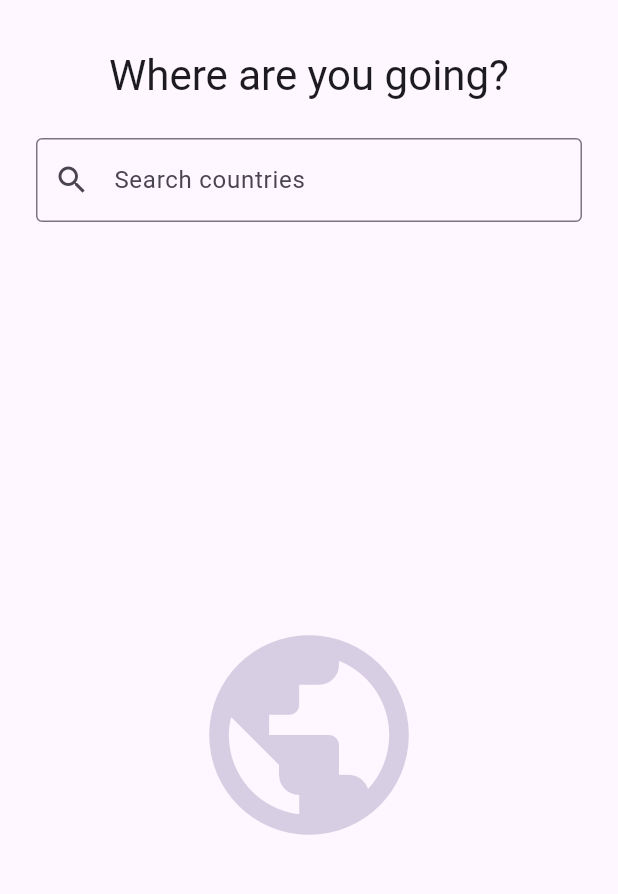
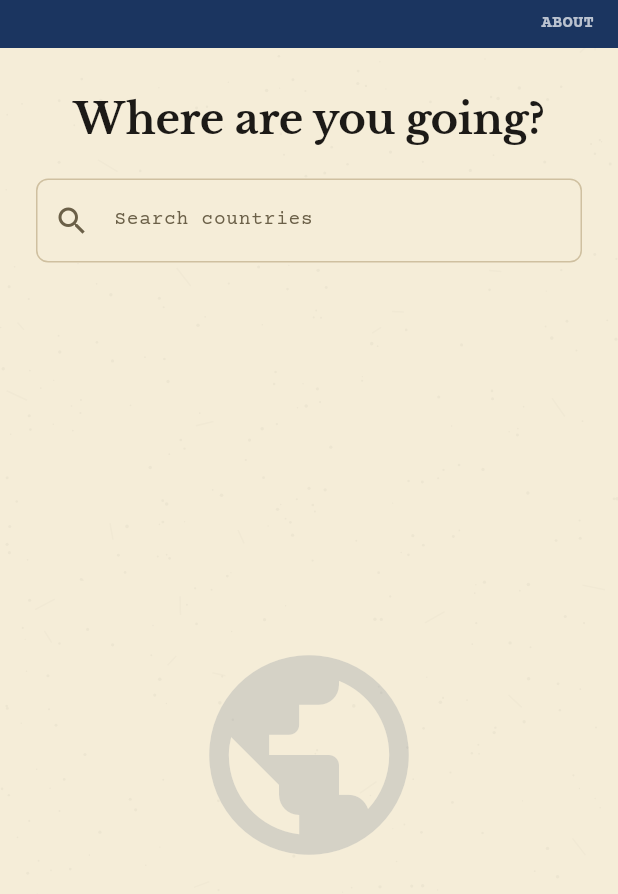
Before and after one commit to colleenkhm/around-the-word, a Flutter app: the screen it shows after launch, on a phone screen of 412 x 824 dp. Shown: the top 894 px of the screen. Run offline on Flutter 3.47's test engine with Material 3 defaults, Android fonts, the phone set to English and light mode, and no system bars.

Commit message:
unify theme across pages

```diff
--- a/lib/main.dart
+++ b/lib/main.dart
@@ -3,6 +3,7 @@ import 'package:provider/provider.dart';
 
 import 'screens/destination_screen.dart';
 import 'state/trip_selection.dart';
+import 'theme/country_theme.dart';
 
 void main() {
   runApp(const AroundTheWordApp());
@@ -17,12 +18,85 @@ class AroundTheWordApp extends StatelessWidget {
       create: (context) => TripSelection()..loadReferenceData(),
       child: MaterialApp(
         title: 'Around the Word',
-        theme: ThemeData(
-          colorScheme: ColorScheme.fromSeed(seedColor: Colors.deepPurple),
-          useMaterial3: true,
-        ),
+        theme: _theme,
         home: const DestinationScreen(),
       ),
     );
   }
 }
+
+/// App-wide default so every screen — not just the country page — starts
+/// from the navy/cream/gold "boarding pass" identity instead of Material's
+/// generic deepPurple seed. Added 2026-08-17, per Colleen: "make sure all
+/// pages follow the same general stylings/theme as the country page."
+///
+/// **Deliberately shallow, not a full design-system port.** This sets the
+/// defaults every plain `Scaffold`/`AppBar`/`TextField`/`Text` picks up
+/// automatically (background, app bar chrome, base font, input borders,
+/// dividers) — the country page's own widgets (`CountryHeader`,
+/// `TravelInfoSection`, ...) already hardcode `CountryTheme` values
+/// directly and don't read this theme at all, so this doesn't touch them.
+/// `DestinationScreen` and `AboutScreen` got a fuller pass on top of this
+/// (see their own files) since they were named explicitly; other screens
+/// (categories, flashcards, coming-soon) inherit these defaults for free
+/// without being individually restyled — a smaller, quicker win than
+/// hand-porting every screen, worth revisiting screen-by-screen later if
+/// one still looks out of place.
+final _theme = ThemeData(
+  useMaterial3: true,
+  scaffoldBackgroundColor: CountryTheme.paper,
+  colorScheme: const ColorScheme.light(
+    primary: CountryTheme.navy,
+    onPrimary: CountryTheme.onNavy,
+    secondary: CountryTheme.terracotta,
+    onSecondary: CountryTheme.onNavy,
+    surface: CountryTheme.paper,
+    onSurface: CountryTheme.ink,
+    error: CountryTheme.stampRed,
+    onError: CountryTheme.onNavy,
+  ),
+  fontFamily: 'Public Sans',
+  dividerColor: CountryTheme.rule,
+  appBarTheme: const AppBarTheme(
+    backgroundColor: CountryTheme.navy,
+    foregroundColor: CountryTheme.onNavy,
+    elevation: 0,
+    titleTextStyle: TextStyle(
+      fontFamily: 'Libre Baskerville',
+      fontWeight: FontWeight.w700,
+      fontSize: 20,
+      color: CountryTheme.onNavy,
+    ),
+  ),
+  textTheme: const TextTheme(
+    headlineMedium: TextStyle(
+      fontFamily: 'Libre Baskerville',
+      fontWeight: FontWeight.w700,
+      color: CountryTheme.ink,
+    ),
+    headlineSmall: TextStyle(
+      fontFamily: 'Libre Baskerville',
+      fontWeight: FontWeight.w700,
+      color: CountryTheme.ink,
+    ),
+    titleMedium: TextStyle(fontFamily: 'Public Sans', color: CountryTheme.ink),
+    bodyMedium: TextStyle(fontFamily: 'Public Sans', color: CountryTheme.inkBody),
+  ),
+  inputDecorationTheme: InputDecorationTheme(
+    filled: true,
+    fillColor: CountryTheme.card,
+    labelStyle: const TextStyle(fontFamily: 'Courier Prime', color: CountryTheme.inkSoft, fontSize: 13),
+    border: OutlineInputBorder(
+      borderRadius: BorderRadius.circular(CountryTheme.cardRadius),
+      borderSide: const BorderSide(color: CountryTheme.rule),
+    ),
+    enabledBorder: OutlineInputBorder(
+      borderRadius: BorderRadius.circular(CountryTheme.cardRadius),
+      borderSide: const BorderSide(color: CountryTheme.rule),
+    ),
+    focusedBorder: OutlineInputBorder(
+      borderRadius: BorderRadius.circular(CountryTheme.cardRadius),
+      borderSide: const BorderSide(color: CountryTheme.navy, width: 1.5),
+    ),
+  ),
+);
--- a/lib/screens/about_screen.dart
+++ b/lib/screens/about_screen.dart
@@ -1,9 +1,18 @@
 import 'package:flutter/material.dart';
+
+import '../theme/country_theme.dart';
+import '../widgets/country_page/paper_texture.dart';
 
 /// Placeholder destination for the country header's "About" link.
 /// Intentionally blank — content isn't written yet. Standard `AppBar` back
 /// button handles returning to whatever screen pushed this, no custom nav
 /// needed here.
+///
+/// **Themed to match the country page** (2026-08-17, per Colleen: "all
+/// pages follow the same general stylings/theme as the country page") —
+/// `PaperTexture` background plus the app-wide `AppBarTheme` (navy,
+/// `main.dart`) gives this the same navy/cream identity without needing
+/// its own bespoke chrome; there's no content here yet to justify more.
 class AboutScreen extends StatelessWidget {
   const AboutScreen({super.key});
 
@@ -11,7 +20,14 @@ class AboutScreen extends StatelessWidget {
   Widget build(BuildContext context) {
     return Scaffold(
       appBar: AppBar(title: const Text('About')),
-      body: const Center(child: Text('Coming soon.')),
+      body: const PaperTexture(
+        child: Center(
+          child: Text(
+            'Coming soon.',
+            style: TextStyle(fontFamily: 'Public Sans', color: CountryTheme.inkSoft, fontSize: 14),
+          ),
+        ),
+      ),
     );
   }
 }
--- a/lib/screens/destination_screen.dart
+++ b/lib/screens/destination_screen.dart
@@ -3,6 +3,11 @@ import 'package:provider/provider.dart';
 
 import '../models/country.dart';
 import '../state/trip_selection.dart';
+import '../theme/country_theme.dart';
+import '../widgets/country_page/dashed_divider.dart';
+import '../widgets/country_page/paper_texture.dart';
+import '../widgets/country_page/site_header.dart';
+import 'about_screen.dart';
 import 'coming_soon_screen.dart';
 import 'country_header_preview_screen.dart';
 
@@ -20,6 +25,17 @@ import 'country_header_preview_screen.dart';
 /// That flow still exists — it's the Language tab's sub-flow now, reached
 /// from within the country page, per the pivot-3 docs' five-tab shape — it
 /// just isn't the first thing a destination tap leads to anymore.
+///
+/// **Same chrome as the country page now** (2026-08-17, per Colleen: "all
+/// pages follow the same general stylings/theme as the country page") —
+/// `PaperTexture` background, `SiteHeader` at the top (About only; no
+/// `onHomeTap`, since this *is* home already), ticket typography for the
+/// title/search/results. `SafeArea(top: false)` deliberately, matching
+/// `CountryHeaderPreviewScreen` — `SiteHeader` insets its own content by
+/// the status-bar height, so a normal `SafeArea` here would double that
+/// gap. Most other screens weren't hand-restyled this way; they inherit
+/// the app-wide theme in `main.dart` instead — see that file's doc
+/// comment on the scope call.
 class DestinationScreen extends StatefulWidget {
   const DestinationScreen({super.key});
 
@@ -55,7 +71,7 @@ class _DestinationScreenState extends State<DestinationScreen> {
     final trip = context.watch<TripSelection>();
 
     if (trip.loadingReferenceData) {
-      return const Scaffold(body: Center(child: CircularProgressIndicator()));
+      return const Scaffold(body: PaperTexture(child: Center(child: CircularProgressIndicator())));
     }
 
     final results = _query.isEmpty
@@ -65,24 +81,37 @@ class _DestinationScreenState extends State<DestinationScreen> {
             .toList();
 
     return Scaffold(
-      body: SafeArea(
+      body: PaperTexture(
+        child: SafeArea(
+          top: false,
+          child: Column(
+            children: [
+              SiteHeader(
+                onAboutTap: () => Navigator.of(context).push(
+                  MaterialPageRoute(builder: (context) => const AboutScreen()),
+                ),
+              ),
+              Expanded(
                 child: Padding(
                   padding: const EdgeInsets.symmetric(horizontal: 24),
                   child: Column(
                     children: [
                       const SizedBox(height: 32),
+                      // Reusing CountryTheme.countryName here — same big
+                      // serif "ticket" look, not a country-specific style
+                      // despite the name (see that method's doc comment).
                       Text(
                         'Where are you going?',
-                style: Theme.of(context).textTheme.headlineMedium,
+                        style: CountryTheme.countryName(28),
                         textAlign: TextAlign.center,
                       ),
                       const SizedBox(height: 24),
                       TextField(
                         controller: _searchController,
+                        style: const TextStyle(fontFamily: 'Public Sans', color: CountryTheme.ink),
                         decoration: const InputDecoration(
                           labelText: 'Search countries',
-                  prefixIcon: Icon(Icons.search),
-                  border: OutlineInputBorder(),
+                          prefixIcon: Icon(Icons.search, color: CountryTheme.inkSoft),
                         ),
                         onChanged: (value) => setState(() => _query = value),
                       ),
@@ -91,28 +120,28 @@ class _DestinationScreenState extends State<DestinationScreen> {
                         child: results.isNotEmpty
                             ? ListView.separated(
                                 itemCount: results.length,
-                        separatorBuilder: (context, index) =>
-                            const Divider(height: 1),
+                                separatorBuilder: (context, index) => const DashedDivider(),
                                 itemBuilder: (context, index) {
                                   final country = results[index];
                                   return ListTile(
-                            title: Text(country.name),
-                            trailing: const Icon(Icons.chevron_right),
+                                    title: Text(country.name, style: CountryTheme.listRowTitle),
+                                    trailing: const Icon(Icons.chevron_right, color: CountryTheme.rule),
                                     onTap: () => _selectCountry(trip, country),
                                   );
                                 },
                               )
-                    // Decorative filler when there's no search in progress —
-                    // just to have a little more on the page than a bare
-                    // search field.
+                            // Decorative filler when there's no search in
+                            // progress — just to have a little more on the
+                            // page than a bare search field.
                             : Center(
                                 child: Icon(
                                   Icons.public,
                                   size: 160,
-                          color: Theme.of(context)
-                              .colorScheme
-                              .primary
-                              .withValues(alpha: 0.25),
+                                  color: CountryTheme.navy.withValues(alpha: 0.15),
+                                ),
+                              ),
+                      ),
+                    ],
                   ),
                 ),
               ),
```
Lines whose indentation alone changed are shown as unchanged.
